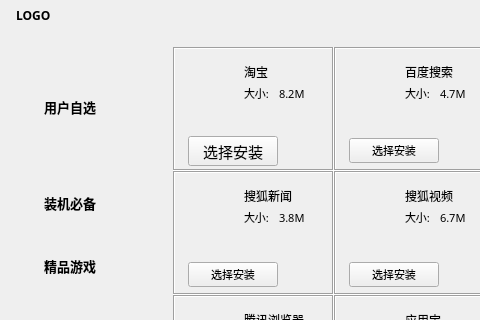
Old version of the form src/ui/installation.ui in the repository tkpclark/tinker; both pictures show x 0 to 480 and y 0 to 320 of the 800 by 480 pixel window.
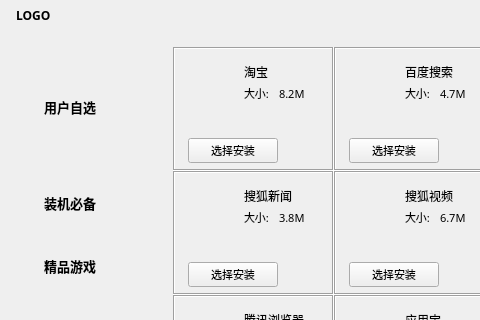
New version of the form. Icons and pictures are not drawn.

Commit message: 解决程序启动闪屏现象

Diff of the .ui file:
```diff
--- a/src/ui/installation.ui
+++ b/src/ui/installation.ui
@@ -906,7 +906,7 @@
                  <property name="font">
                   <font>
                    <family>Lucida Grande</family>
-                   <pointsize>11</pointsize>
+                   <pointsize>8</pointsize>
                   </font>
                  </property>
                  <property name="layoutDirection">
```
The commit also changes 2 other files.
